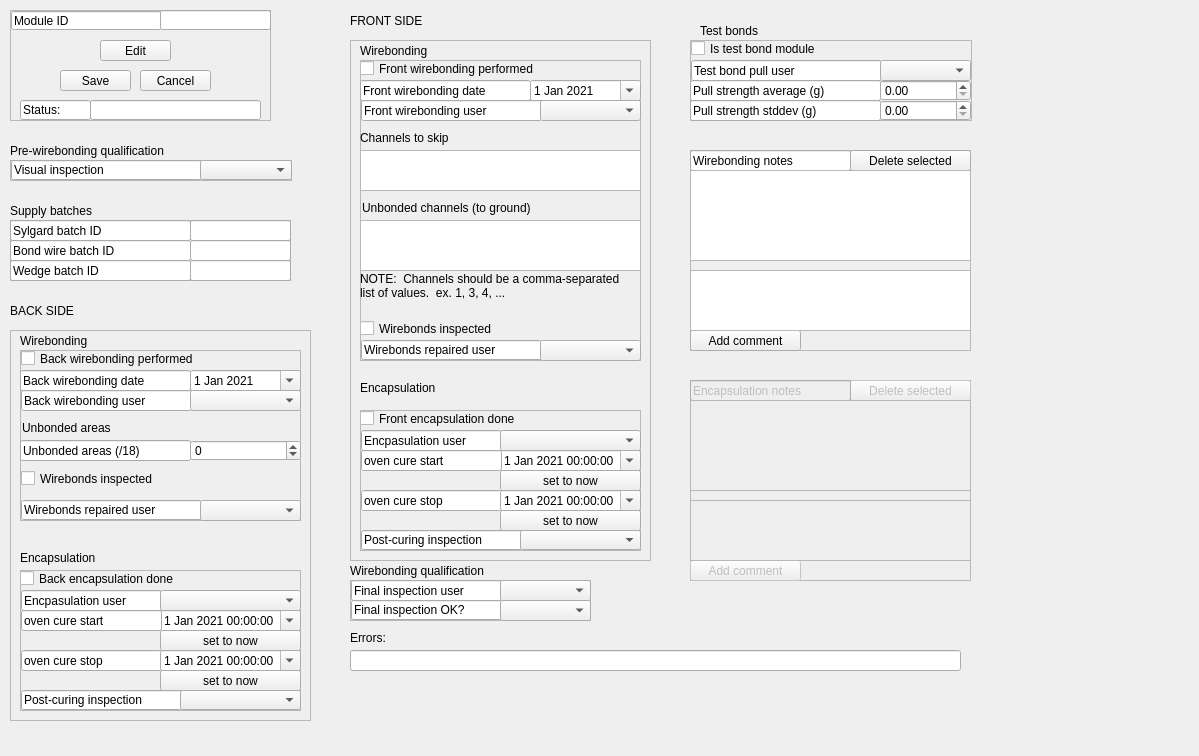
Old version of the form pages_ui/view_wirebonding.ui in the repository IncandelaLab/SharedUI.
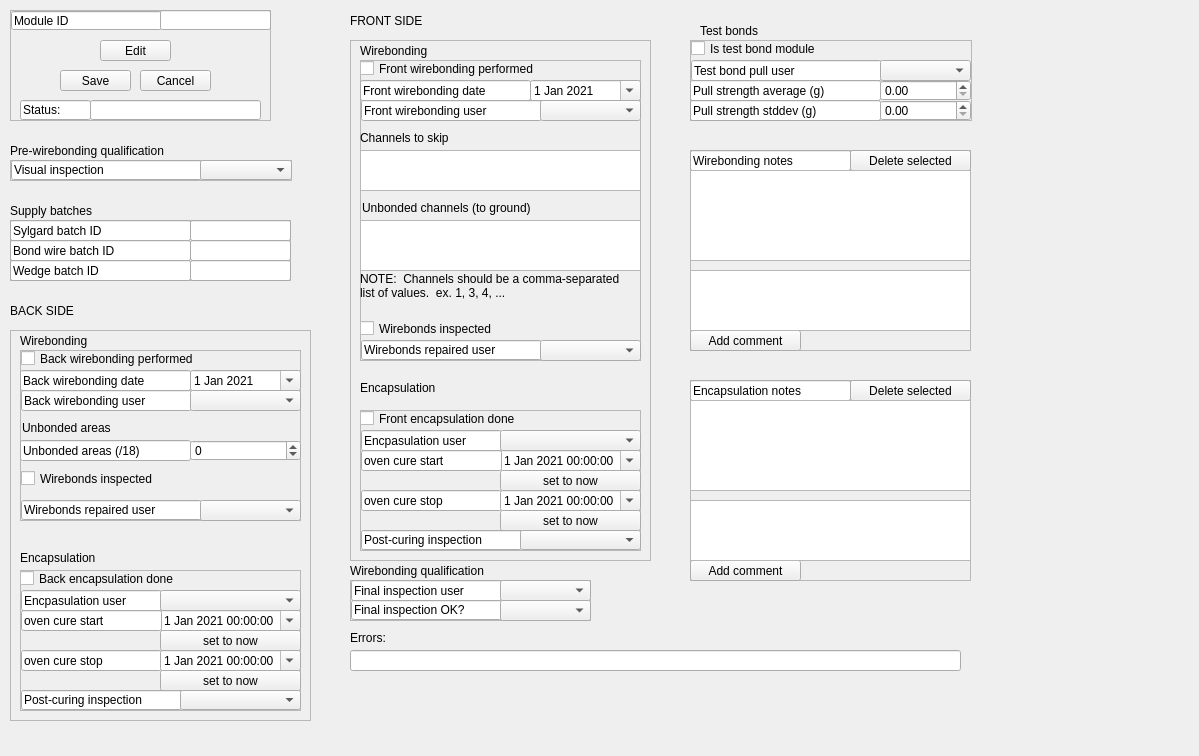
New version of the form.

The edit to the form file:
```diff
--- a/pages_ui/view_wirebonding.ui
+++ b/pages_ui/view_wirebonding.ui
@@ -1587,7 +1587,7 @@
   </widget>
   <widget class="QFrame" name="frame_13">
    <property name="enabled">
-    <bool>false</bool>
+    <bool>true</bool>
    </property>
    <property name="geometry">
     <rect>
@@ -1604,6 +1604,9 @@
     <enum>QFrame::Raised</enum>
    </property>
    <widget class="QPushButton" name="pbDeleteCommentEncap">
+    <property name="enabled">
+     <bool>true</bool>
+    </property>
     <property name="geometry">
      <rect>
       <x>160</x>
@@ -1617,6 +1620,9 @@
     </property>
    </widget>
    <widget class="QPushButton" name="pbAddCommentEncap">
+    <property name="enabled">
+     <bool>true</bool>
+    </property>
     <property name="geometry">
      <rect>
       <x>0</x>
@@ -1643,6 +1649,9 @@
     </property>
    </widget>
    <widget class="QLineEdit" name="lineEdit_17">
+    <property name="enabled">
+     <bool>true</bool>
+    </property>
     <property name="geometry">
      <rect>
       <x>0</x>
```
Left out of the diff: 6 changed lines with no effect on the pictures.
